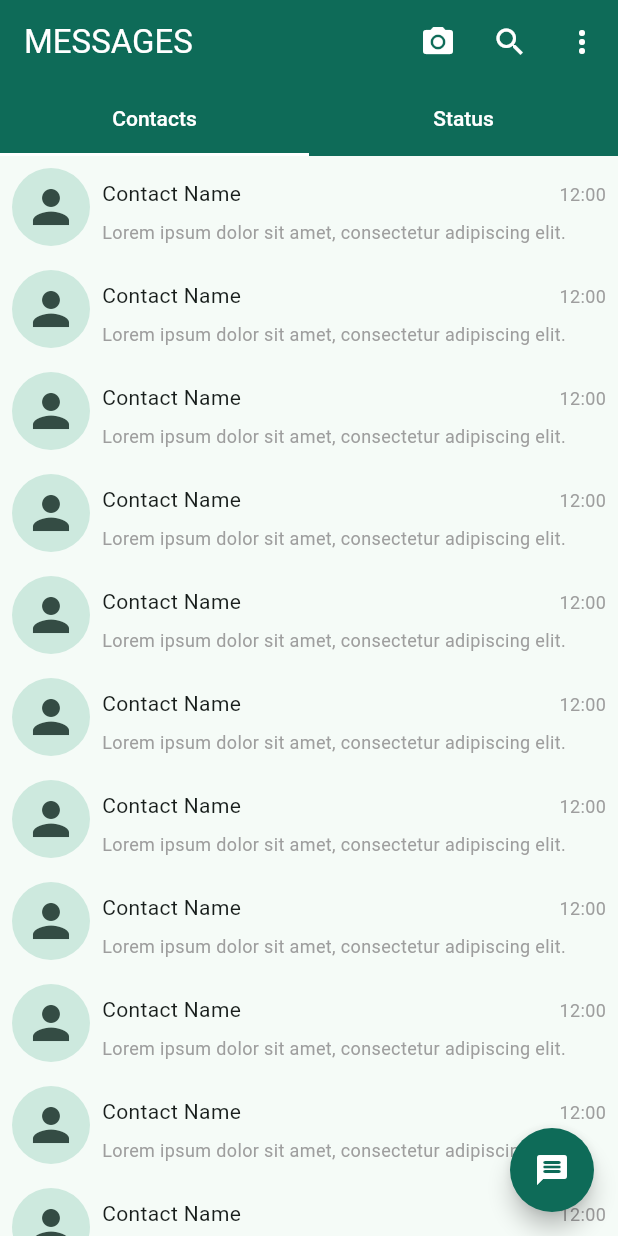
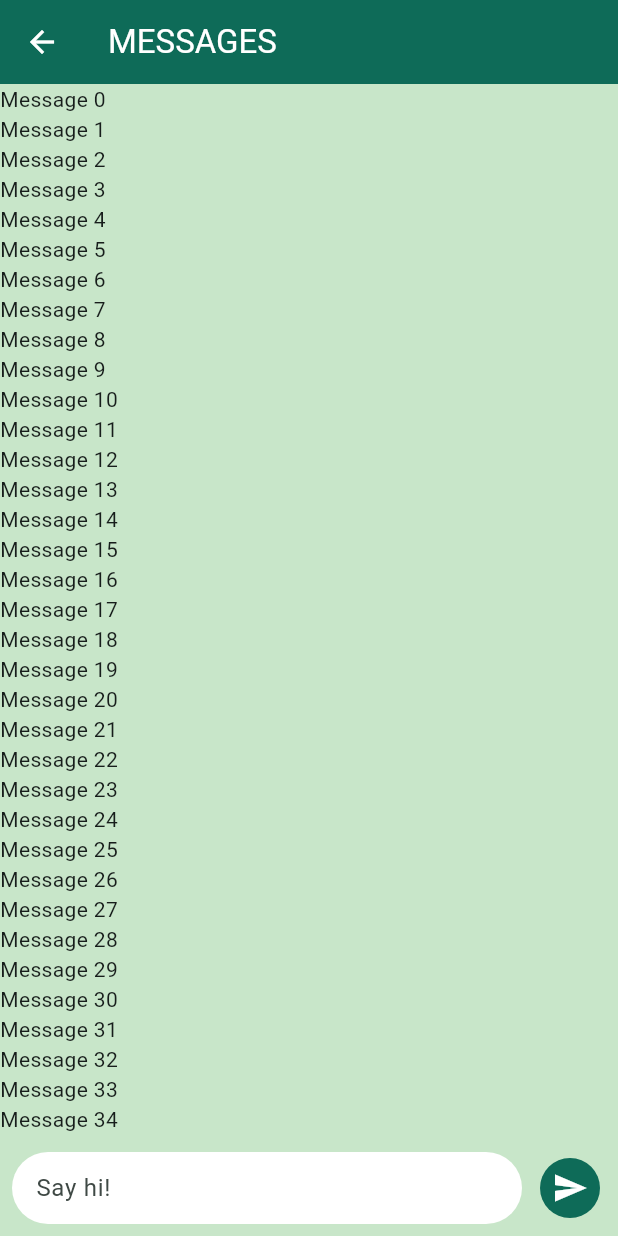
Before and after one commit to eray-k/wa_clone, a Flutter app: the screen it shows after launch, after a tap on "Contact Name", on a phone screen of 412 x 824 dp. Run offline on Flutter 3.47's test engine with Material 2 defaults, Android fonts, the light colour scheme and no system bars.

Commit message:
chat page added

```diff
--- a/lib/main.dart
+++ b/lib/main.dart
@@ -1,5 +1,5 @@
 import 'package:flutter/material.dart';
-import 'package:wa_clone/views/contact_card_view.dart';
+import 'package:wa_clone/views/contacts_page.dart';
 
 void main() {
   runApp(const MyApp());
@@ -17,92 +17,7 @@ class MyApp extends StatelessWidget {
         colorScheme: ColorScheme.fromSeed(seedColor: const Color(0xFF008069)),
         useMaterial3: true,
       ),
-      home: const HomePage(),
+      home: const ContactsPage(),
     );
   }
 }
-
-class HomePage extends StatelessWidget {
-  const HomePage({super.key});
-
-  TabBar get _tabBar => const TabBar(
-        labelColor: Colors.white,
-        unselectedLabelColor: Colors.white,
-        indicatorColor: Colors.white,
-        indicatorSize: TabBarIndicatorSize.tab,
-        tabs: [
-          Tab(text: 'Contacts'),
-          Tab(text: 'Status'),
-        ],
-      );
-
-  @override
-  Widget build(BuildContext context) {
-    return DefaultTabController(
-      length: 2,
-      child: Scaffold(
-        appBar: AppBar(
-          title: const Text(
-            'MESSAGES',
-            style: TextStyle(color: Colors.white),
-          ),
-          backgroundColor: Theme.of(context).colorScheme.primary,
-          actions: [
-            IconButton(
-                onPressed: () {},
-                icon: const Icon(
-                  Icons.camera_alt,
-                  color: Colors.white,
-                )),
-            IconButton(
-                onPressed: () {},
-                icon: const Icon(
-                  Icons.search,
-                  color: Colors.white,
-                )),
-            IconButton(
-                onPressed: () {},
-                icon: const Icon(Icons.more_vert, color: Colors.white)),
-          ],
-          bottom: PreferredSize(
-              preferredSize: _tabBar.preferredSize,
-              child: Material(
-                color: Theme.of(context).colorScheme.primary,
-                child: Theme(
-                    data: ThemeData().copyWith(splashColor: Colors.white10),
-                    child: _tabBar),
-              )),
-        ),
-        body: Column(
-          children: [
-            Expanded(
-              child: TabBarView(children: [
-                ListView.builder(
-                  itemCount: 20,
-                  itemBuilder: (context, index) {
-                    return const ContactCard();
-                  },
-                ),
-                ListView.builder(
-                  itemCount: 20,
-                  itemBuilder: (context, index) {
-                    return const ContactCard();
-                  },
-                ),
-              ]),
-            ),
-          ],
-        ),
-        floatingActionButton: FloatingActionButton(
-          onPressed: () {},
-          shape: const CircleBorder(),
-          backgroundColor: Theme.of(context).colorScheme.primary,
-          child: const Icon(
-            Icons.message_rounded,
-            color: Colors.white,
-          ),
-        ),
-      ),
-    );
-  }
-}
--- /dev/null
+++ b/lib/views/chat_page.dart
@@ -0,0 +1,68 @@
+import 'package:flutter/material.dart';
+
+class ChatPage extends StatefulWidget {
+  const ChatPage({super.key});
+
+  @override
+  State<ChatPage> createState() => _ChatPageState();
+}
+
+class _ChatPageState extends State<ChatPage> {
+  @override
+  Widget build(BuildContext context) {
+    return Scaffold(
+      appBar: AppBar(
+        iconTheme: const IconThemeData(
+          color: Colors.white, //change your color here
+        ),
+        title: const Text(
+          'MESSAGES',
+          style: TextStyle(color: Colors.white),
+        ),
+        backgroundColor: Theme.of(context).colorScheme.primary,
+      ),
+      body: Container(
+        color: Colors.green[100],
+        child: Column(
+          mainAxisAlignment: MainAxisAlignment.end,
+          children: [
+            Expanded(
+                child: ListView.builder(
+                    itemCount: 100,
+                    itemBuilder: (context, index) {
+                      return Text('Message $index');
+                    })),
+            Row(
+              children: [
+                Expanded(
+                  child: Padding(
+                    padding: const EdgeInsets.all(8.0),
+                    child: Container(
+                      decoration: const BoxDecoration(
+                        color: Colors.white,
+                        borderRadius: BorderRadius.all(Radius.circular(180)),
+                      ),
+                      padding: const EdgeInsets.symmetric(
+                          vertical: 0, horizontal: 16),
+                      child: const TextField(
+                        decoration: InputDecoration(
+                          border: InputBorder.none,
+                          hintText: 'Say hi!',
+                        ),
+                      ),
+                    ),
+                  ),
+                ),
+                Padding(
+                  padding: const EdgeInsets.fromLTRB(0, 8, 8, 8),
+                  child: IconButton.filled(
+                      onPressed: () {}, icon: const Icon(Icons.send)),
+                ),
+              ],
+            )
+          ],
+        ),
+      ),
+    );
+  }
+}
--- a/lib/views/contact_card_view.dart
+++ b/lib/views/contact_card_view.dart
@@ -1,4 +1,5 @@
 import 'package:flutter/material.dart';
+import 'package:wa_clone/views/chat_page.dart';
 
 class ContactCard extends StatefulWidget {
   const ContactCard({super.key});
@@ -12,7 +13,8 @@ class _ContactCardState extends State<ContactCard> {
   Widget build(BuildContext context) {
     return InkWell(
       onTap: () {
-        //TODO: PUSH CHAT SCREEN
+        Navigator.push(
+            context, MaterialPageRoute(builder: (context) => const ChatPage()));
       },
       child: Row(
         children: [
--- /dev/null
+++ b/lib/views/contacts_page.dart
@@ -0,0 +1,88 @@
+import 'package:flutter/material.dart';
+
+import 'contact_card_view.dart';
+
+class ContactsPage extends StatelessWidget {
+  const ContactsPage({super.key});
+
+  TabBar get _tabBar => const TabBar(
+        labelColor: Colors.white,
+        unselectedLabelColor: Colors.white,
+        indicatorColor: Colors.white,
+        indicatorSize: TabBarIndicatorSize.tab,
+        tabs: [
+          Tab(text: 'Contacts'),
+          Tab(text: 'Status'),
+        ],
+      );
+
+  @override
+  Widget build(BuildContext context) {
+    return DefaultTabController(
+      length: 2,
+      child: Scaffold(
+        appBar: AppBar(
+          title: const Text(
+            'MESSAGES',
+            style: TextStyle(color: Colors.white),
+          ),
+          backgroundColor: Theme.of(context).colorScheme.primary,
+          actions: [
+            IconButton(
+                onPressed: () {},
+                icon: const Icon(
+                  Icons.camera_alt,
+                  color: Colors.white,
+                )),
+            IconButton(
+                onPressed: () {},
+                icon: const Icon(
+                  Icons.search,
+                  color: Colors.white,
+                )),
+            IconButton(
+                onPressed: () {},
+                icon: const Icon(Icons.more_vert, color: Colors.white)),
+          ],
+          bottom: PreferredSize(
+              preferredSize: _tabBar.preferredSize,
+              child: Material(
+                color: Theme.of(context).colorScheme.primary,
+                child: Theme(
+                    data: ThemeData().copyWith(splashColor: Colors.white10),
+                    child: _tabBar),
+              )),
+        ),
+        body: Column(
+          children: [
+            Expanded(
+              child: TabBarView(children: [
+                ListView.builder(
+                  itemCount: 20,
+                  itemBuilder: (context, index) {
+                    return const ContactCard();
+                  },
+                ),
+                ListView.builder(
+                  itemCount: 20,
+                  itemBuilder: (context, index) {
+                    return const ContactCard();
+                  },
+                ),
+              ]),
+            ),
+          ],
+        ),
+        floatingActionButton: FloatingActionButton(
+          onPressed: () {},
+          shape: const CircleBorder(),
+          backgroundColor: Theme.of(context).colorScheme.primary,
+          child: const Icon(
+            Icons.message_rounded,
+            color: Colors.white,
+          ),
+        ),
+      ),
+    );
+  }
+}
```
